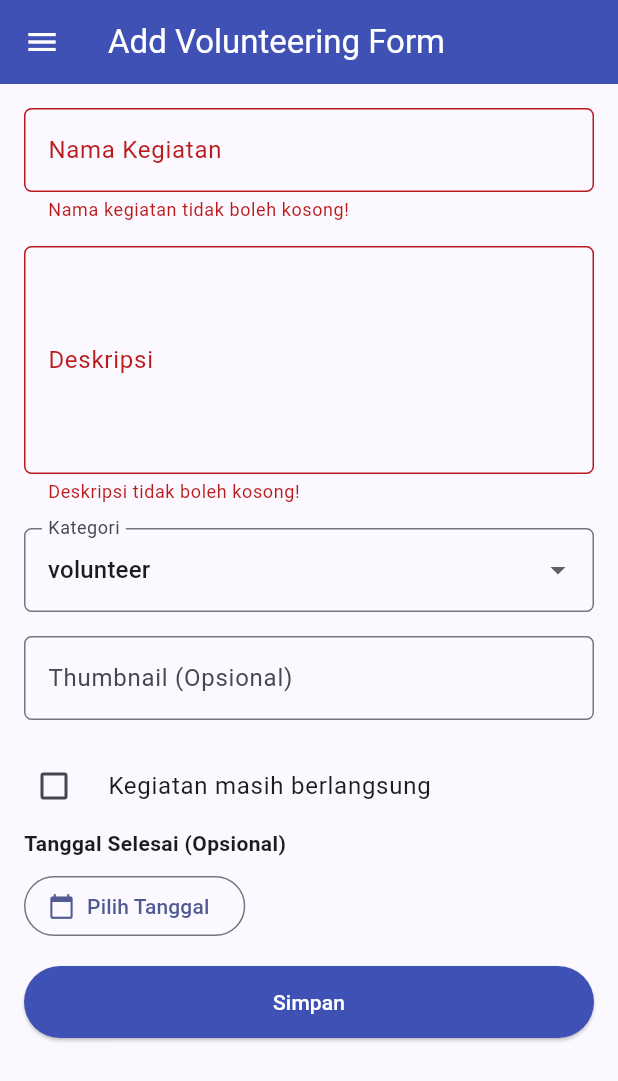
After one commit to syafaziel/myportofolio_mobile, a Flutter app: the VolunteeringFormPage screen opened directly, after a tap on "Kegiatan masih berlangsung", after a tap on "Simpan", on a phone screen of 412 x 824 dp. The commit adds this screen. Shown: the top 1081 px of the screen. Run offline on Flutter 3.47's test engine with Material 3 defaults, Android fonts, the phone set to English and light mode, and no system bars; our stand-ins replace material_ui.

Commit message:
Menambahkan halaman formulir Volunteering dengan validasi input, date picker, dan dialog ringkasan dan Mengintegrasikan navigasi ke halaman formulir melalui action card dan drawer

```diff
--- a/lib/screens/menu.dart
+++ b/lib/screens/menu.dart
@@ -1,6 +1,5 @@
 import 'package:material_ui/material_ui.dart';
 import 'package:myportofolio_mobile/widgets/left_drawer.dart';
-import 'package:myportofolio_mobile/screens/experience_form.dart';
 import 'package:myportofolio_mobile/widgets/experience_card.dart';
 
 class MyHomePage extends StatelessWidget {
@@ -10,9 +9,10 @@ class MyHomePage extends StatelessWidget {
   final String kelas = "PBP A";
 
   final List<ItemHomepage> items = [
-    ItemHomepage("Lihat Experience", Icons.folder, Colors.indigo),
-    ItemHomepage("Tambah Experience", Icons.add_circle, Colors.deepPurple),
-    ItemHomepage("Logout", Icons.logout, Colors.teal),
+    ItemHomepage("Lihat Experience", Icons.folder, const Color(0xFFF48FB1)),
+    ItemHomepage("Tambah Experience", Icons.add_circle, const Color(0xFFFFD54F)),
+    ItemHomepage("Logout", Icons.logout, const Color(0xFFF8BBD0)),
+    ItemHomepage("Tambah Volunteering", Icons.volunteer_activism, const Color(0xFFFFE082)),
   ];
 
   @override
--- /dev/null
+++ b/lib/screens/volunteering_form.dart
@@ -0,0 +1,292 @@
+
+import 'package:material_ui/material_ui.dart';
+import 'package:myportofolio_mobile/widgets/left_drawer.dart';
+
+class VolunteeringFormPage extends StatefulWidget {
+  const VolunteeringFormPage({super.key});
+
+  @override
+  State<VolunteeringFormPage> createState() => _VolunteeringFormPageState();
+}
+
+class _VolunteeringFormPageState extends State<VolunteeringFormPage> {
+  final _formKey = GlobalKey<FormState>();
+
+  final TextEditingController _titleController = TextEditingController();
+  final TextEditingController _descriptionController = TextEditingController();
+  final TextEditingController _thumbnailController = TextEditingController();
+
+  String _category = 'volunteer';
+  bool _isOngoing = true;
+  DateTime? _endedAt;
+
+  final List<String> _categories = [
+    'internship',
+    'research',
+    'volunteer',
+    'part-time',
+    'full-time',
+    'freelance',
+  ];
+
+  // Mengubah DateTime menjadi format YYYY-MM-DD.
+  String _formatDate(DateTime date) {
+    return '${date.year}-${date.month.toString().padLeft(2, '0')}-${date.day.toString().padLeft(2, '0')}';
+  }
+
+  // Membuka date picker untuk memilih tanggal selesai.
+  Future<void> _selectEndDate() async {
+    final DateTime? pickedDate = await showDatePicker(
+      context: context,
+      initialDate: _endedAt ?? DateTime.now(),
+      firstDate: DateTime(1950),
+      lastDate: DateTime(2100),
+    );
+
+    if (pickedDate != null) {
+      setState(() {
+        _endedAt = pickedDate;
+      });
+    }
+  }
+
+  // Menampilkan ringkasan data setelah seluruh input valid.
+  void _showSummary() {
+    if (_formKey.currentState!.validate()) {
+      showDialog(
+        context: context,
+        builder: (context) {
+          return AlertDialog(
+            title: const Text('Volunteering berhasil ditambahkan!'),
+            content: SingleChildScrollView(
+              child: Column(
+                crossAxisAlignment: CrossAxisAlignment.start,
+                mainAxisSize: MainAxisSize.min,
+                children: [
+                  Text('Nama Kegiatan: ${_titleController.text.trim()}'),
+                  const SizedBox(height: 8),
+                  Text('Deskripsi: ${_descriptionController.text.trim()}'),
+                  const SizedBox(height: 8),
+                  Text('Kategori: $_category'),
+                  const SizedBox(height: 8),
+                  Text(
+                    'Thumbnail: ${_thumbnailController.text.trim().isEmpty ? "Tidak ada" : _thumbnailController.text.trim()}',
+                  ),
+                  const SizedBox(height: 8),
+                  Text('Status: ${_isOngoing ? "Masih berlangsung" : "Selesai"}'),
+                  const SizedBox(height: 8),
+                  Text(
+                    'Tanggal Selesai: ${_endedAt == null ? "Belum diisi" : _formatDate(_endedAt!)}',
+                  ),
+                ],
+              ),
+            ),
+            actions: [
+              TextButton(
+                onPressed: () {
+                  Navigator.pop(context);
+                },
+                child: const Text('Tutup'),
+              ),
+            ],
+          );
+        },
+      );
+    }
+  }
+
+  @override
+  void dispose() {
+    _titleController.dispose();
+    _descriptionController.dispose();
+    _thumbnailController.dispose();
+    super.dispose();
+  }
+
+  @override
+  Widget build(BuildContext context) {
+    return Scaffold(
+      appBar: AppBar(
+        title: const Text('Add Volunteering Form'),
+        backgroundColor: Colors.indigo,
+        foregroundColor: Colors.white,
+      ),
+      drawer: const LeftDrawer(),
+      body: Form(
+        key: _formKey,
+        child: SingleChildScrollView(
+          padding: const EdgeInsets.all(16.0),
+          child: Column(
+            crossAxisAlignment: CrossAxisAlignment.start,
+            children: [
+              // === Nama Kegiatan ===
+              Padding(
+                padding: const EdgeInsets.only(bottom: 16.0),
+                child: TextFormField(
+                  controller: _titleController,
+                  decoration: InputDecoration(
+                    hintText: 'Nama Kegiatan atau Organisasi',
+                    labelText: 'Nama Kegiatan',
+                    border: OutlineInputBorder(
+                      borderRadius: BorderRadius.circular(5.0),
+                    ),
+                  ),
+                  validator: (String? value) {
+                    if (value == null || value.trim().isEmpty) {
+                      return 'Nama kegiatan tidak boleh kosong!';
+                    }
+                    return null;
+                  },
+                ),
+              ),
+
+              // === Deskripsi ===
+              Padding(
+                padding: const EdgeInsets.only(bottom: 16.0),
+                child: TextFormField(
+                  controller: _descriptionController,
+                  maxLines: 5,
+                  decoration: InputDecoration(
+                    hintText: 'Deskripsi kegiatan volunteering',
+                    labelText: 'Deskripsi',
+                    border: OutlineInputBorder(
+                      borderRadius: BorderRadius.circular(5.0),
+                    ),
+                  ),
+                  validator: (String? value) {
+                    if (value == null || value.trim().isEmpty) {
+                      return 'Deskripsi tidak boleh kosong!';
+                    }
+                    return null;
+                  },
+                ),
+              ),
+
+              // === Kategori ===
+              Padding(
+                padding: const EdgeInsets.only(bottom: 16.0),
+                child: DropdownButtonFormField<String>(
+                  decoration: InputDecoration(
+                    labelText: 'Kategori',
+                    border: OutlineInputBorder(
+                      borderRadius: BorderRadius.circular(5.0),
+                    ),
+                  ),
+                  initialValue: _category,
+                  items: _categories.map((category) {
+                    return DropdownMenuItem(
+                      value: category,
+                      child: Text(category),
+                    );
+                  }).toList(),
+                  onChanged: (String? newValue) {
+                    if (newValue != null) {
+                      setState(() {
+                        _category = newValue;
+                      });
+                    }
+                  },
+                  validator: (String? value) {
+                    if (value == null || value.trim().isEmpty) {
+                      return 'Kategori harus dipilih!';
+                    }
+                    return null;
+                  },
+                ),
+              ),
+
+              // === Thumbnail ===
+              Padding(
+                padding: const EdgeInsets.only(bottom: 16.0),
+                child: TextFormField(
+                  controller: _thumbnailController,
+                  decoration: InputDecoration(
+                    hintText: 'https://example.com/image.jpg',
+                    labelText: 'Thumbnail (Opsional)',
+                    border: OutlineInputBorder(
+                      borderRadius: BorderRadius.circular(5.0),
+                    ),
+                  ),
+                  validator: (String? value) {
+                    if (value != null && value.trim().isNotEmpty) {
+                      final uri = Uri.tryParse(value.trim());
+
+                      if (uri == null ||
+                          !uri.hasScheme ||
+                          !['http', 'https'].contains(uri.scheme) ||
+                          uri.host.isEmpty) {
+                        return 'Masukkan URL gambar yang valid!';
+                      }
+                    }
+                    return null;
+                  },
+                ),
+              ),
+
+              // === Status Kegiatan ===
+              CheckboxListTile(
+                contentPadding: EdgeInsets.zero,
+                title: const Text('Kegiatan masih berlangsung'),
+                value: _isOngoing,
+                onChanged: (bool? value) {
+                  setState(() {
+                    _isOngoing = value ?? true;
+
+                    if (_isOngoing) {
+                      _endedAt = null;
+                    }
+                  });
+                },
+                controlAffinity: ListTileControlAffinity.leading,
+              ),
+
+              // === Tanggal Selesai ===
+              if (!_isOngoing)
+                Padding(
+                  padding: const EdgeInsets.only(bottom: 16.0),
+                  child: Column(
+                    crossAxisAlignment: CrossAxisAlignment.start,
+                    children: [
+                      const Text(
+                        'Tanggal Selesai (Opsional)',
+                        style: TextStyle(fontWeight: FontWeight.bold),
+                      ),
+                      const SizedBox(height: 8),
+                      OutlinedButton.icon(
+                        onPressed: _selectEndDate,
+                        icon: const Icon(Icons.calendar_today),
+                        label: Text(
+                          _endedAt == null
+                              ? 'Pilih Tanggal'
+                              : _formatDate(_endedAt!),
+                        ),
+                      ),
+                    ],
+                  ),
+                ),
+
+              // === Tombol Simpan ===
+              SizedBox(
+                width: double.infinity,
+                child: ElevatedButton(
+                  style: ButtonStyle(
+                    backgroundColor:
+                        WidgetStateProperty.all(Colors.indigo),
+                    padding: WidgetStateProperty.all(
+                      const EdgeInsets.symmetric(vertical: 14),
+                    ),
+                  ),
+                  onPressed: _showSummary,
+                  child: const Text(
+                    'Simpan',
+                    style: TextStyle(color: Colors.white),
+                  ),
+                ),
+              ),
+            ],
+          ),
+        ),
+      ),
+    );
+  }
+}
--- a/lib/widgets/experience_card.dart
+++ b/lib/widgets/experience_card.dart
@@ -1,6 +1,7 @@
 import 'package:material_ui/material_ui.dart';
 import 'package:myportofolio_mobile/screens/menu.dart';
 import 'package:myportofolio_mobile/screens/experience_form.dart';
+import 'package:myportofolio_mobile/screens/volunteering_form.dart';
 
 class ItemCard extends StatelessWidget {
   final ItemHomepage item;
@@ -32,6 +33,14 @@ class ItemCard extends StatelessWidget {
               ),
             );
           }
+          else if (item.name == "Tambah Volunteering") {
+            Navigator.push(
+              context,
+              MaterialPageRoute(
+                builder: (context) => const VolunteeringFormPage(),
+              ),
+            );
+          }
         },
 
         child: Container(
--- a/lib/widgets/left_drawer.dart
+++ b/lib/widgets/left_drawer.dart
@@ -1,6 +1,7 @@
 import 'package:material_ui/material_ui.dart';
 import 'package:myportofolio_mobile/screens/menu.dart';
 import 'package:myportofolio_mobile/screens/experience_form.dart';
+import 'package:myportofolio_mobile/screens/volunteering_form.dart';
 
 class LeftDrawer extends StatelessWidget {
   const LeftDrawer({super.key});
@@ -12,7 +13,7 @@ class LeftDrawer extends StatelessWidget {
         children: [
           const DrawerHeader(
             decoration: BoxDecoration(
-              color: Colors.indigo,
+              color: const Color(0xFFEC8EAE),
             ),
             child: Column(
               crossAxisAlignment: CrossAxisAlignment.start,
@@ -62,6 +63,18 @@ class LeftDrawer extends StatelessWidget {
               );
             },
           ),
+          ListTile(
+            leading: const Icon(Icons.volunteer_activism),
+            title: const Text('Add Volunteering'),
+            onTap: () {
+              Navigator.push(
+                context,
+                MaterialPageRoute(
+                  builder: (context) => const VolunteeringFormPage(),
+                ),
+              );
+            },
+          ),
         ],
       ),
     );
```
Also changed, not shown: 1 other file.
